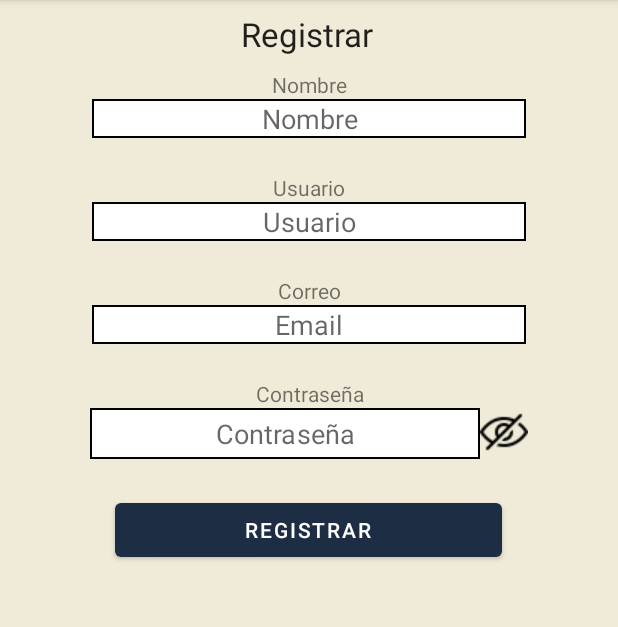
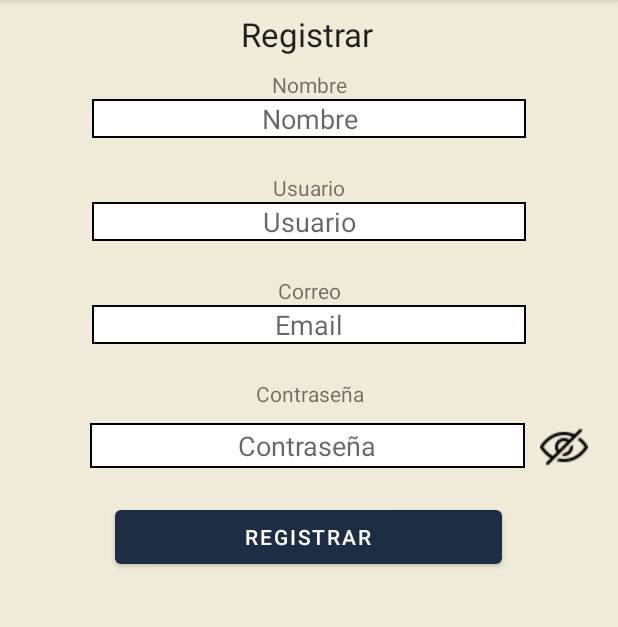
Before and after one commit to alvarovr0/Hairdate, an Android app: the fragment crearUsuario_Cliente shown on its own in the app's theme, on a phone screen of 412 x 824 dp, the part 84-711 px from its top. Run offline under Robolectric (Android 15) with nearby library versions, the phone set to English and light mode, and no system bars; our stand-ins replace Firebase (no records; nobody signed in at launch, a user with empty details on screens opened directly); 3 statements that could not run were skipped.

Commit message:
Ojo bien puesto

```diff
--- a/Hairdate/app/src/main/res/layout/fragment_crear_usuario__cliente.xml
+++ b/Hairdate/app/src/main/res/layout/fragment_crear_usuario__cliente.xml
@@ -48,20 +48,20 @@
                 android:layout_height="match_parent"
                 android:layout_gravity="top"
                 android:gravity="center"
-                android:text="Nombre"/>
+                android:text="Nombre" />
 
 
             <EditText
                 android:id="@+id/edTxt_nombre_cliente"
                 android:layout_width="289dp"
                 android:layout_height="wrap_content"
+                android:layout_marginBottom="23dp"
                 android:background="@drawable/rectangle"
                 android:ems="10"
                 android:gravity="center"
                 android:hint="Nombre"
                 android:inputType="textPersonName"
-                android:maxLength="20"
-                android:layout_marginBottom="23dp"/>
+                android:maxLength="20" />
 
 
             <TextView
@@ -75,13 +75,13 @@
                 android:id="@+id/edTxt_usuario_cliente"
                 android:layout_width="289dp"
                 android:layout_height="wrap_content"
+                android:layout_marginBottom="23dp"
                 android:background="@drawable/rectangle"
                 android:ems="10"
                 android:gravity="center"
                 android:hint="Usuario"
                 android:inputType="textPersonName"
-                android:maxLength="15"
-                android:layout_marginBottom="23dp"/>
+                android:maxLength="15" />
 
             <TextView
                 android:id="@+id/txt_email_cliente"
@@ -94,12 +94,12 @@
                 android:id="@+id/edTxt_Email_cliente"
                 android:layout_width="289dp"
                 android:layout_height="wrap_content"
+                android:layout_marginBottom="23dp"
                 android:background="@drawable/rectangle"
                 android:ems="10"
                 android:gravity="center"
                 android:hint="Email"
-                android:inputType="textEmailAddress"
-                android:layout_marginBottom="23dp"/>
+                android:inputType="textEmailAddress" />
 
             <TextView
                 android:id="@+id/txt_contrasena_cliente"
@@ -107,33 +107,33 @@
                 android:layout_height="wrap_content"
                 android:gravity="center"
                 android:text="Contraseña" />
+
             <LinearLayout
-                android:layout_width="wrap_content"
-                android:layout_height="wrap_content">
+                android:layout_width="376dp"
+                android:layout_height="62dp"
+                android:orientation="horizontal"
+                android:paddingTop="10dp">
 
                 <EditText
-                    android:id="@+id/edTxt_contrasena_cliente"
-                    android:layout_width="260dp"
-                    android:layout_height="34dp"
+                    android:layout_width="290dp"
+                    android:layout_height="30dp"
+                    android:layout_gravity="center_horizontal"
+                    android:layout_marginLeft="42dp"
+                    android:layout_marginBottom="20dp"
                     android:background="@drawable/rectangle"
-                    android:ems="10"
                     android:gravity="center"
-                    android:hint="Contraseña"
-                    android:inputType="textPassword"
-                    android:maxLength="10"
-                    android:minHeight="48dp"
-                    android:layout_marginBottom="23dp"/>
+                    android:hint="Contraseña" />
 
                 <ImageButton
-                    android:id="@+id/ojoBoton_cliente"
+                    android:id="@+id/btn_eyeContrasena_inicio"
                     android:layout_width="wrap_content"
                     android:layout_height="wrap_content"
-                    android:layout_weight="1"
-                    android:src="@drawable/eye_closed"
-                    android:background="@null"/>
+                    android:layout_gravity="right"
+                    android:layout_marginLeft="10dp"
+                    android:background="@null"
+                    android:src="@drawable/eye_closed" />
+
             </LinearLayout>
-
-
 
 
         </LinearLayout>
@@ -142,8 +142,8 @@
             android:id="@+id/btn_registro_cliente"
             android:layout_width="258dp"
             android:layout_height="wrap_content"
-            android:text="Registrar"
-            android:layout_gravity="center"/>
+            android:layout_gravity="center"
+            android:text="Registrar" />
     </LinearLayout>
 
 </FrameLayout>
```
Also changed, not shown: Hairdate/app/src/main/res/layout/fragment_inicio_sesion__cliente.xml (+17 -17 lines), 1 other file.
